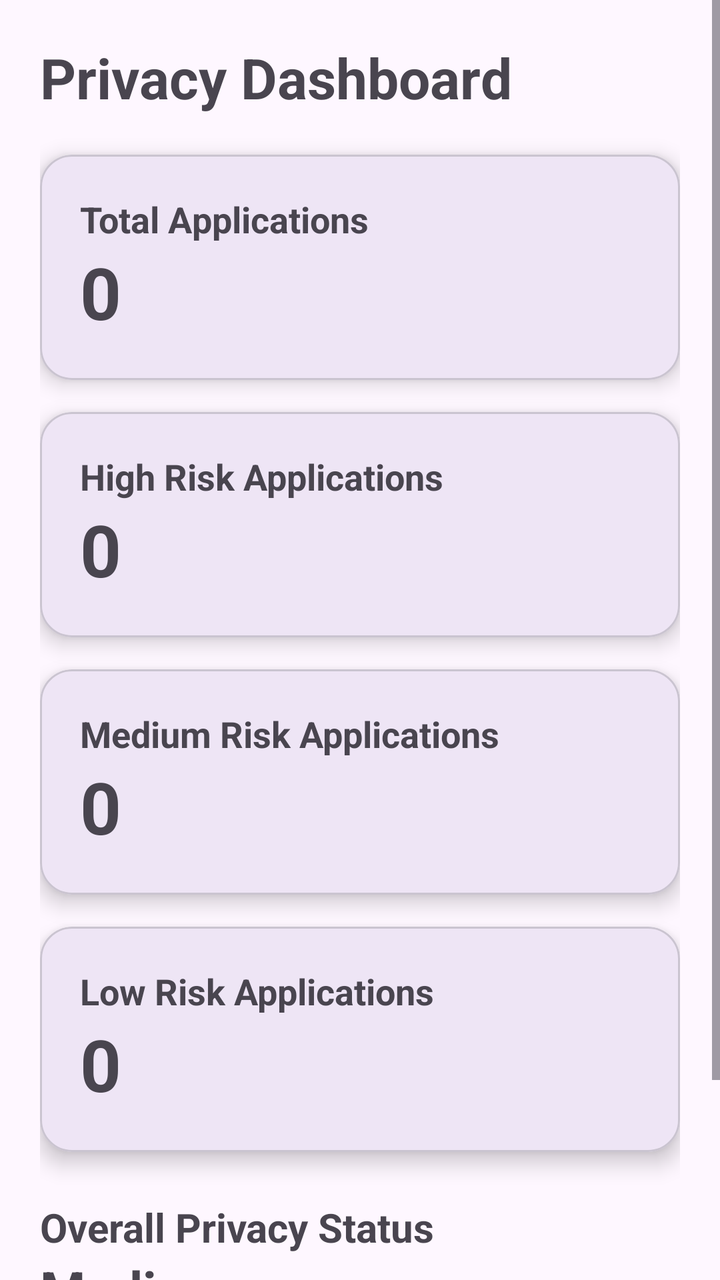
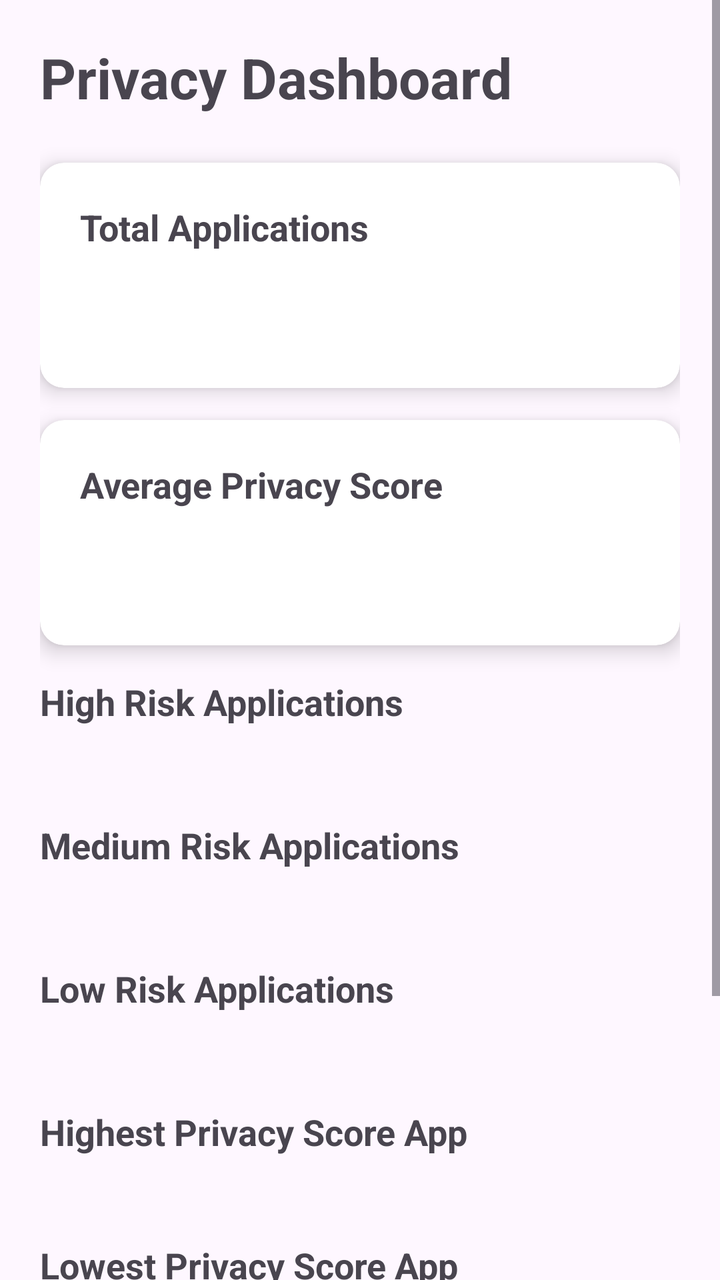

Before-and-after screenshots of an Android layout around one commit, followed by the original layout XML and the change that was made.
<!-- AndroidManifest.xml: application theme Theme.PrivacyAwarePermissionSystem -->
<!-- res/layout/activity_dashboard.xml -->
<?xml version="1.0" encoding="utf-8"?>
<ScrollView xmlns:android="http://schemas.android.com/apk/res/android"
    xmlns:app="http://schemas.android.com/apk/res-auto"
    android:layout_width="match_parent"
    android:layout_height="match_parent">

    <LinearLayout
        android:layout_width="match_parent"
        android:layout_height="wrap_content"
        android:orientation="vertical"
        android:padding="20dp">

        <TextView
            android:layout_width="wrap_content"
            android:layout_height="wrap_content"
            android:text="Privacy Dashboard"
            android:textStyle="bold"
            android:textSize="28sp"
            android:paddingBottom="20dp"/>

        <com.google.android.material.card.MaterialCardView
            android:layout_width="match_parent"
            android:layout_height="wrap_content"
            android:layout_marginBottom="16dp"
            app:cardCornerRadius="16dp"
            app:cardElevation="6dp">

            <LinearLayout
                android:layout_width="match_parent"
                android:layout_height="wrap_content"
                android:orientation="vertical"
                android:padding="20dp">

                <TextView
                    android:layout_width="wrap_content"
                    android:layout_height="wrap_content"
                    android:text="Total Applications"
                    android:textStyle="bold"
                    android:textSize="18sp"/>

                <TextView
                    android:id="@+id/txtTotalApps"
                    android:layout_width="wrap_content"
                    android:layout_height="wrap_content"
                    android:text="0"
                    android:textStyle="bold"
                    android:textSize="36sp"/>

            </LinearLayout>

        </com.google.android.material.card.MaterialCardView>

        <com.google.android.material.card.MaterialCardView
            android:layout_width="match_parent"
            android:layout_height="wrap_content"
            android:layout_marginBottom="16dp"
            app:cardCornerRadius="16dp"
            app:cardElevation="6dp">

            <LinearLayout
                android:layout_width="match_parent"
                android:layout_height="wrap_content"
                android:orientation="vertical"
                android:padding="20dp">

                <TextView
                    android:layout_width="wrap_content"
                    android:layout_height="wrap_content"
                    android:text="High Risk Applications"
                    android:textStyle="bold"
                    android:textSize="18sp"/>

                <TextView
                    android:id="@+id/txtHighRisk"
                    android:layout_width="wrap_content"
                    android:layout_height="wrap_content"
                    android:text="0"
                    android:textStyle="bold"
                    android:textSize="36sp"/>

            </LinearLayout>

        </com.google.android.material.card.MaterialCardView>

        <com.google.android.material.card.MaterialCardView
            android:layout_width="match_parent"
            android:layout_height="wrap_content"
            android:layout_marginBottom="16dp"
            app:cardCornerRadius="16dp"
            app:cardElevation="6dp">

            <LinearLayout
                android:layout_width="match_parent"
                android:layout_height="wrap_content"
                android:orientation="vertical"
                android:padding="20dp">

                <TextView
                    android:layout_width="wrap_content"
                    android:layout_height="wrap_content"
                    android:text="Medium Risk Applications"
                    android:textStyle="bold"
                    android:textSize="18sp"/>

                <TextView
                    android:id="@+id/txtMediumRisk"
                    android:layout_width="wrap_content"
                    android:layout_height="wrap_content"
                    android:text="0"
                    android:textStyle="bold"
                    android:textSize="36sp"/>

            </LinearLayout>

        </com.google.android.material.card.MaterialCardView>

        <com.google.android.material.card.MaterialCardView
            android:layout_width="match_parent"
            android:layout_height="wrap_content"
            android:layout_marginBottom="16dp"
            app:cardCornerRadius="16dp"
            app:cardElevation="6dp">

            <LinearLayout
                android:layout_width="match_parent"
                android:layout_height="wrap_content"
                android:orientation="vertical"
                android:padding="20dp">

                <TextView
                    android:layout_width="wrap_content"
                    android:layout_height="wrap_content"
                    android:text="Low Risk Applications"
                    android:textStyle="bold"
                    android:textSize="18sp"/>

                <TextView
                    android:id="@+id/txtLowRisk"
                    android:layout_width="wrap_content"
                    android:layout_height="wrap_content"
                    android:text="0"
                    android:textStyle="bold"
                    android:textSize="36sp"/>

            </LinearLayout>

        </com.google.android.material.card.MaterialCardView>

        <TextView
            android:layout_width="wrap_content"
            android:layout_height="wrap_content"
            android:text="Overall Privacy Status"
            android:textStyle="bold"
            android:textSize="20sp"
            android:paddingTop="8dp"/>

        <TextView
            android:id="@+id/txtOverallStatus"
            android:layout_width="wrap_content"
            android:layout_height="wrap_content"
            android:text="Medium"
            android:textSize="26sp"
            android:textStyle="bold"
            android:paddingBottom="20dp"/>

        <TextView
            android:layout_width="wrap_content"
            android:layout_height="wrap_content"
            android:text="Recommendation"
            android:textStyle="bold"
            android:textSize="20sp"/>

        <TextView
            android:id="@+id/txtRecommendation"
            android:layout_width="match_parent"
            android:layout_height="wrap_content"
            android:text="Recommendation"
            android:textSize="16sp"
            android:paddingTop="8dp"/>

    </LinearLayout>

</ScrollView>
<!-- resources referenced by this layout -->
<resources>
  <style name="Theme.PrivacyAwarePermissionSystem" parent="Base.Theme.PrivacyAwarePermissionSystem" />
  <style name="Base.Theme.PrivacyAwarePermissionSystem" parent="Theme.Material3.DayNight.NoActionBar">
          
          
      </style>
</resources>

<!-- the commit's change to res/layout/activity_dashboard.xml (unified diff, before → after) -->
@@ -1,5 +1,6 @@
 <?xml version="1.0" encoding="utf-8"?>
-<ScrollView xmlns:android="http://schemas.android.com/apk/res/android"
+<ScrollView
+    xmlns:android="http://schemas.android.com/apk/res/android"
     xmlns:app="http://schemas.android.com/apk/res-auto"
     android:layout_width="match_parent"
     android:layout_height="match_parent">
@@ -16,13 +17,13 @@
             android:text="Privacy Dashboard"
             android:textStyle="bold"
             android:textSize="28sp"
-            android:paddingBottom="20dp"/>
+            android:paddingBottom="24dp"/>
 
-        <com.google.android.material.card.MaterialCardView
+        <androidx.cardview.widget.CardView
             android:layout_width="match_parent"
             android:layout_height="wrap_content"
             android:layout_marginBottom="16dp"
-            app:cardCornerRadius="16dp"
+            app:cardCornerRadius="12dp"
             app:cardElevation="6dp">
 
             <LinearLayout
@@ -42,19 +43,19 @@
                     android:id="@+id/txtTotalApps"
                     android:layout_width="wrap_content"
                     android:layout_height="wrap_content"
-                    android:text="0"
+                    android:textSize="30sp"
                     android:textStyle="bold"
-                    android:textSize="36sp"/>
+                    android:paddingTop="8dp"/>
 
             </LinearLayout>
 
-        </com.google.android.material.card.MaterialCardView>
+        </androidx.cardview.widget.CardView>
 
-        <com.google.android.material.card.MaterialCardView
+        <androidx.cardview.widget.CardView
             android:layout_width="match_parent"
             android:layout_height="wrap_content"
             android:layout_marginBottom="16dp"
-            app:cardCornerRadius="16dp"
+            app:cardCornerRadius="12dp"
             app:cardElevation="6dp">
 
             <LinearLayout
@@ -64,119 +65,121 @@
                 android:padding="20dp">
 
                 <TextView
+                    android:text="Average Privacy Score"
+                    android:textStyle="bold"
+                    android:textSize="18sp"
+                    android:layout_width="wrap_content"
+                    android:layout_height="wrap_content"/>
+
+                <TextView
+                    android:id="@+id/txtAverageScore"
+                    android:textSize="30sp"
+                    android:textStyle="bold"
                     android:layout_width="wrap_content"
                     android:layout_height="wrap_content"
-                    android:text="High Risk Applications"
-                    android:textStyle="bold"
-                    android:textSize="18sp"/>
-
-                <TextView
-                    android:id="@+id/txtHighRisk"
-                    android:layout_width="wrap_content"
-                    android:layout_height="wrap_content"
-                    android:text="0"
-                    android:textStyle="bold"
-                    android:textSize="36sp"/>
+                    android:paddingTop="8dp"/>
 
             </LinearLayout>
 
-        </com.google.android.material.card.MaterialCardView>
-
-        <com.google.android.material.card.MaterialCardView
-            android:layout_width="match_parent"
-            android:layout_height="wrap_content"
-            android:layout_marginBottom="16dp"
-            app:cardCornerRadius="16dp"
-            app:cardElevation="6dp">
-
-            <LinearLayout
-                android:layout_width="match_parent"
-                android:layout_height="wrap_content"
-                android:orientation="vertical"
-                android:padding="20dp">
-
-                <TextView
-                    android:layout_width="wrap_content"
-                    android:layout_height="wrap_content"
-                    android:text="Medium Risk Applications"
-                    android:textStyle="bold"
-                    android:textSize="18sp"/>
-
-                <TextView
-                    android:id="@+id/txtMediumRisk"
-                    android:layout_width="wrap_content"
-                    android:layout_height="wrap_content"
-                    android:text="0"
-                    android:textStyle="bold"
-                    android:textSize="36sp"/>
-
-            </LinearLayout>
-
-        </com.google.android.material.card.MaterialCardView>
-
-        <com.google.android.material.card.MaterialCardView
-            android:layout_width="match_parent"
-            android:layout_height="wrap_content"
-            android:layout_marginBottom="16dp"
-            app:cardCornerRadius="16dp"
-            app:cardElevation="6dp">
-
-            <LinearLayout
-                android:layout_width="match_parent"
-                android:layout_height="wrap_content"
-                android:orientation="vertical"
-                android:padding="20dp">
-
-                <TextView
-                    android:layout_width="wrap_content"
-                    android:layout_height="wrap_content"
-                    android:text="Low Risk Applications"
-                    android:textStyle="bold"
-                    android:textSize="18sp"/>
-
-                <TextView
-                    android:id="@+id/txtLowRisk"
-                    android:layout_width="wrap_content"
-                    android:layout_height="wrap_content"
-                    android:text="0"
-                    android:textStyle="bold"
-                    android:textSize="36sp"/>
-
-            </LinearLayout>
-
-        </com.google.android.material.card.MaterialCardView>
+        </androidx.cardview.widget.CardView>
 
         <TextView
+            android:text="High Risk Applications"
+            android:textStyle="bold"
+            android:textSize="18sp"
             android:layout_width="wrap_content"
-            android:layout_height="wrap_content"
+            android:layout_height="wrap_content"/>
+
+        <TextView
+            android:id="@+id/txtHighRisk"
+            android:textSize="22sp"
+            android:paddingBottom="18dp"
+            android:layout_width="match_parent"
+            android:layout_height="wrap_content"/>
+
+        <TextView
+            android:text="Medium Risk Applications"
+            android:textStyle="bold"
+            android:textSize="18sp"
+            android:layout_width="wrap_content"
+            android:layout_height="wrap_content"/>
+
+        <TextView
+            android:id="@+id/txtMediumRisk"
+            android:textSize="22sp"
+            android:paddingBottom="18dp"
+            android:layout_width="match_parent"
+            android:layout_height="wrap_content"/>
+
+        <TextView
+            android:text="Low Risk Applications"
+            android:textStyle="bold"
+            android:textSize="18sp"
+            android:layout_width="wrap_content"
+            android:layout_height="wrap_content"/>
+
+        <TextView
+            android:id="@+id/txtLowRisk"
+            android:textSize="22sp"
+            android:paddingBottom="18dp"
+            android:layout_width="match_parent"
+            android:layout_height="wrap_content"/>
+
+        <TextView
+            android:text="Highest Privacy Score App"
+            android:textStyle="bold"
+            android:textSize="18sp"
+            android:layout_width="wrap_content"
+            android:layout_height="wrap_content"/>
+
+        <TextView
+            android:id="@+id/txtHighestApp"
+            android:textSize="18sp"
+            android:paddingBottom="18dp"
+            android:layout_width="match_parent"
+            android:layout_height="wrap_content"/>
+
+        <TextView
+            android:text="Lowest Privacy Score App"
+            android:textStyle="bold"
+            android:textSize="18sp"
+            android:layout_width="wrap_content"
+            android:layout_height="wrap_content"/>
+
+        <TextView
+            android:id="@+id/txtLowestApp"
+            android:textSize="18sp"
+            android:paddingBottom="18dp"
+            android:layout_width="match_parent"
+            android:layout_height="wrap_content"/>
+
+        <TextView
             android:text="Overall Privacy Status"
             android:textStyle="bold"
-            android:textSize="20sp"
-            android:paddingTop="8dp"/>
+            android:textSize="18sp"
+            android:layout_width="wrap_content"
+            android:layout_height="wrap_content"/>
 
         <TextView
             android:id="@+id/txtOverallStatus"
-            android:layout_width="wrap_content"
-            android:layout_height="wrap_content"
-            android:text="Medium"
-            android:textSize="26sp"
+            android:textSize="20sp"
             android:textStyle="bold"
-            android:paddingBottom="20dp"/>
+            android:paddingBottom="18dp"
+            android:layout_width="match_parent"
+            android:layout_height="wrap_content"/>
 
         <TextView
-            android:layout_width="wrap_content"
-            android:layout_height="wrap_content"
             android:text="Recommendation"
             android:textStyle="bold"
-            android:textSize="20sp"/>
+            android:textSize="18sp"
+            android:layout_width="wrap_content"
+            android:layout_height="wrap_content"/>
 
         <TextView
             android:id="@+id/txtRecommendation"
+            android:textSize="16sp"
             android:layout_width="match_parent"
-            android:layout_height="wrap_content"
-            android:text="Recommendation"
-            android:textSize="16sp"
-            android:paddingTop="8dp"/>
+            android:layout_height="wrap_content"/>
 
     </LinearLayout>
 
